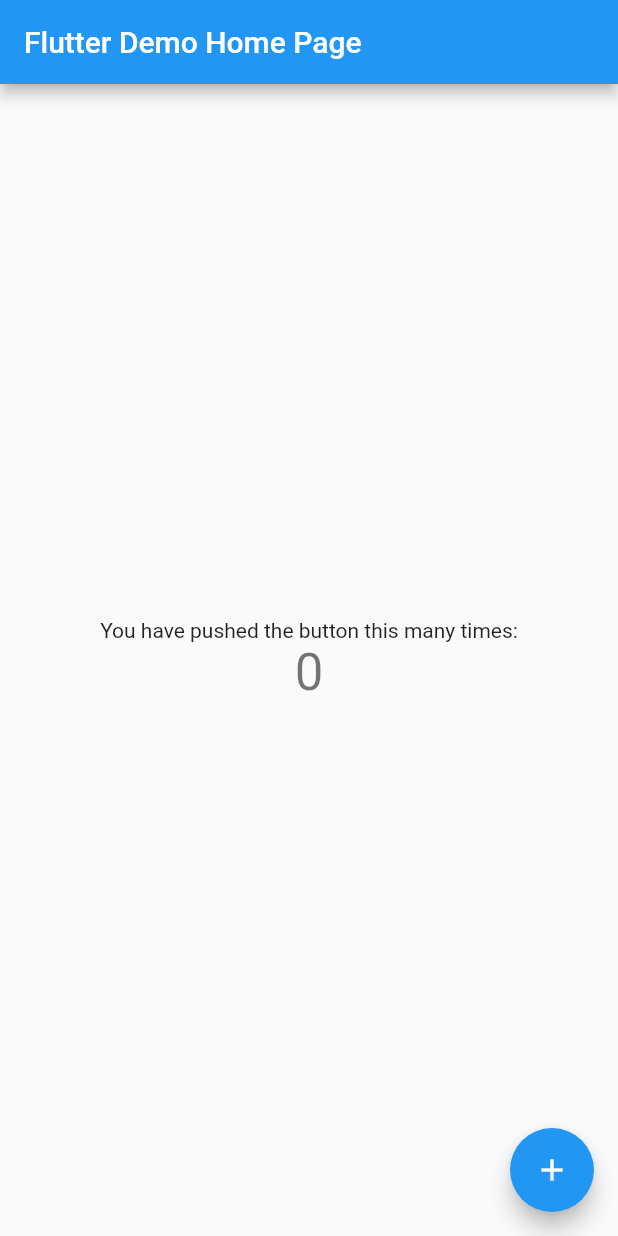
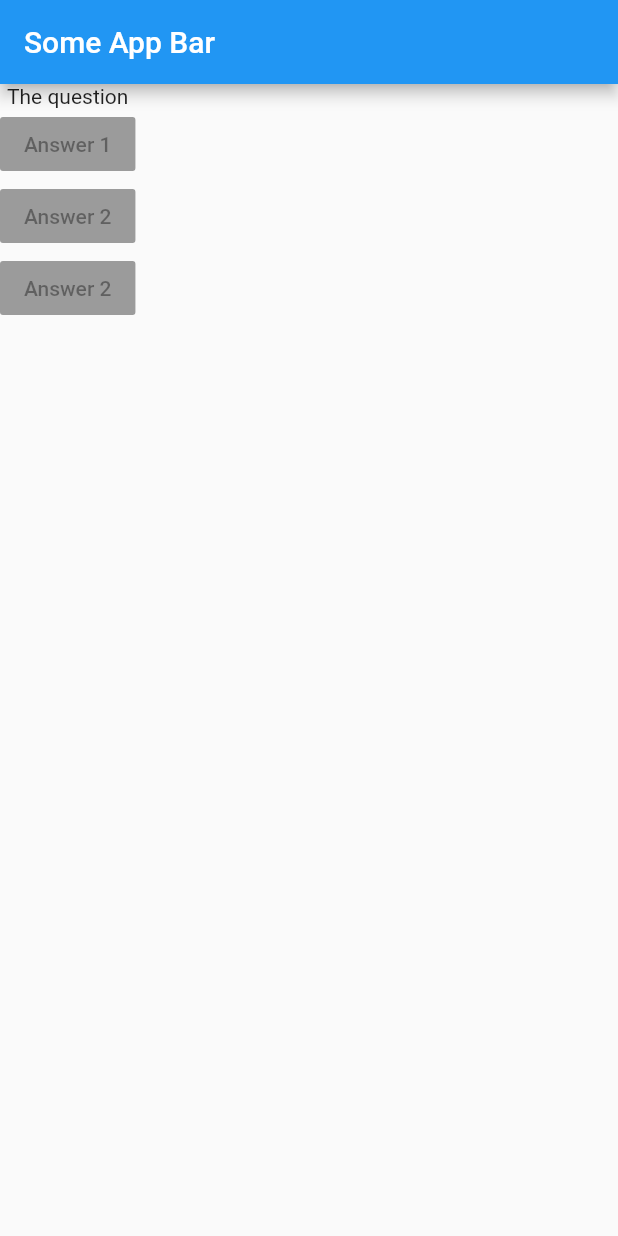
Before and after one commit to Asif1924/flutter_hello_world_asif, a Flutter app: the screen it shows after launch, on a phone screen of 412 x 824 dp. Run offline on Flutter 3.47's test engine with Material 2 defaults, Android fonts, the phone set to English and light mode, and no system bars.

Commit message:
making a small app

```diff
--- a/lib/main.dart
+++ b/lib/main.dart
@@ -1,117 +1,36 @@
+import 'package:flutter/cupertino.dart';
 import 'package:flutter/material.dart';
 
 void main() {
-  runApp(MyApp());
+  runApp(SomeApp());
 }
 
-class MyApp extends StatelessWidget {
-  // This widget is the root of your application.
+class SomeApp extends StatelessWidget {
   @override
   Widget build(BuildContext context) {
     return MaterialApp(
-      title: 'Flutter Demo',
-      theme: ThemeData(
-        // This is the theme of your application.
-        //
-        // Try running your application with "flutter run". You'll see the
-        // application has a blue toolbar. Then, without quitting the app, try
-        // changing the primarySwatch below to Colors.green and then invoke
-        // "hot reload" (press "r" in the console where you ran "flutter run",
-        // or simply save your changes to "hot reload" in a Flutter IDE).
-        // Notice that the counter didn't reset back to zero; the application
-        // is not restarted.
-        primarySwatch: Colors.blue,
-        // This makes the visual density adapt to the platform that you run
-        // the app on. For desktop platforms, the controls will be smaller and
-        // closer together (more dense) than on mobile platforms.
-        visualDensity: VisualDensity.adaptivePlatformDensity,
-      ),
-      home: MyHomePage(title: 'Flutter Demo Home Page'),
-    );
-  }
-}
-
-class MyHomePage extends StatefulWidget {
-  MyHomePage({Key key, this.title}) : super(key: key);
-
-  // This widget is the home page of your application. It is stateful, meaning
-  // that it has a State object (defined below) that contains fields that affect
-  // how it looks.
-
-  // This class is the configuration for the state. It holds the values (in this
-  // case the title) provided by the parent (in this case the App widget) and
-  // used by the build method of the State. Fields in a Widget subclass are
-  // always marked "final".
-
-  final String title;
-
-  @override
-  _MyHomePageState createState() => _MyHomePageState();
-}
-
-class _MyHomePageState extends State<MyHomePage> {
-  int _counter = 0;
-
-  void _incrementCounter() {
-    setState(() {
-      // This call to setState tells the Flutter framework that something has
-      // changed in this State, which causes it to rerun the build method below
-      // so that the display can reflect the updated values. If we changed
-      // _counter without calling setState(), then the build method would not be
-      // called again, and so nothing would appear to happen.
-      _counter++;
-    });
-  }
-
-  @override
-  Widget build(BuildContext context) {
-    // This method is rerun every time setState is called, for instance as done
-    // by the _incrementCounter method above.
-    //
-    // The Flutter framework has been optimized to make rerunning build methods
-    // fast, so that you can just rebuild anything that needs updating rather
-    // than having to individually change instances of widgets.
-    return Scaffold(
-      appBar: AppBar(
-        // Here we take the value from the MyHomePage object that was created by
-        // the App.build method, and use it to set our appbar title.
-        title: Text(widget.title),
-      ),
-      body: Center(
-        // Center is a layout widget. It takes a single child and positions it
-        // in the middle of the parent.
-        child: Column(
-          // Column is also a layout widget. It takes a list of children and
-          // arranges them vertically. By default, it sizes itself to fit its
-          // children horizontally, and tries to be as tall as its parent.
-          //
-          // Invoke "debug painting" (press "p" in the console, choose the
-          // "Toggle Debug Paint" action from the Flutter Inspector in Android
-          // Studio, or the "Toggle Debug Paint" command in Visual Studio Code)
-          // to see the wireframe for each widget.
-          //
-          // Column has various properties to control how it sizes itself and
-          // how it positions its children. Here we use mainAxisAlignment to
-          // center the children vertically; the main axis here is the vertical
-          // axis because Columns are vertical (the cross axis would be
-          // horizontal).
-          mainAxisAlignment: MainAxisAlignment.center,
-          children: <Widget>[
-            Text(
-              'You have pushed the button this many times:',
+      home: Scaffold(
+        appBar: AppBar(
+          title: Text("Some App Bar"),
+        ),
+        body: Column(
+          children: [
+            Text("The question"),
+            RaisedButton(
+              child: Text("Answer 1"),
+              onPressed: null,
             ),
-            Text(
-              '$_counter',
-              style: Theme.of(context).textTheme.headline4,
+            RaisedButton(
+              child: Text("Answer 2"),
+              onPressed: null,
+            ),
+            RaisedButton(
+              child: Text("Answer 2"),
+              onPressed: null,
             ),
           ],
         ),
       ),
-      floatingActionButton: FloatingActionButton(
-        onPressed: _incrementCounter,
-        tooltip: 'Increment',
-        child: Icon(Icons.add),
-      ), // This trailing comma makes auto-formatting nicer for build methods.
     );
   }
 }
```
